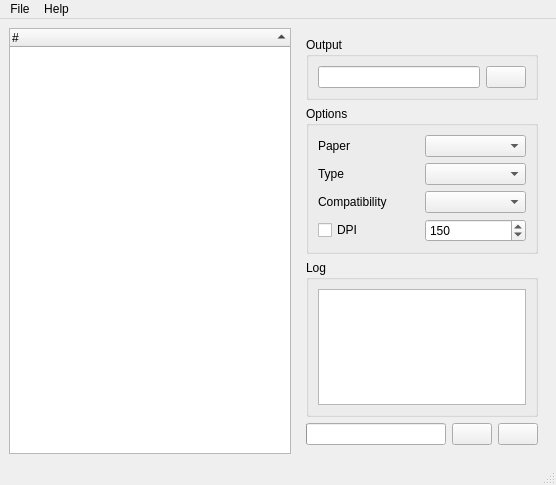
Above: fusepdf.ui from nettstudio/fusepdf before the change. Below: the same form after it.
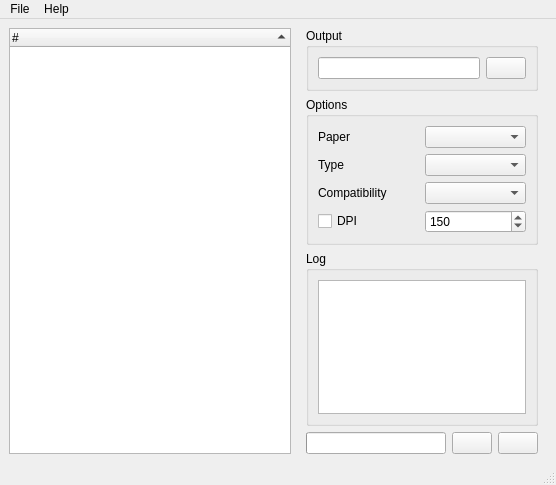
That is the form after the change. Icons and pictures are not drawn. Custom widgets are drawn as their Qt base class.

What changed in the file:
```diff
--- a/fusepdf.ui
+++ b/fusepdf.ui
@@ -73,6 +73,12 @@
        </size>
       </property>
       <layout class="QVBoxLayout" name="verticalLayout_5">
+       <property name="topMargin">
+        <number>0</number>
+       </property>
+       <property name="bottomMargin">
+        <number>0</number>
+       </property>
        <item>
         <widget class="QGroupBox" name="groupBox_5">
          <property name="title">
```
Left out of the diff: 12 changed lines with no effect on the pictures.
